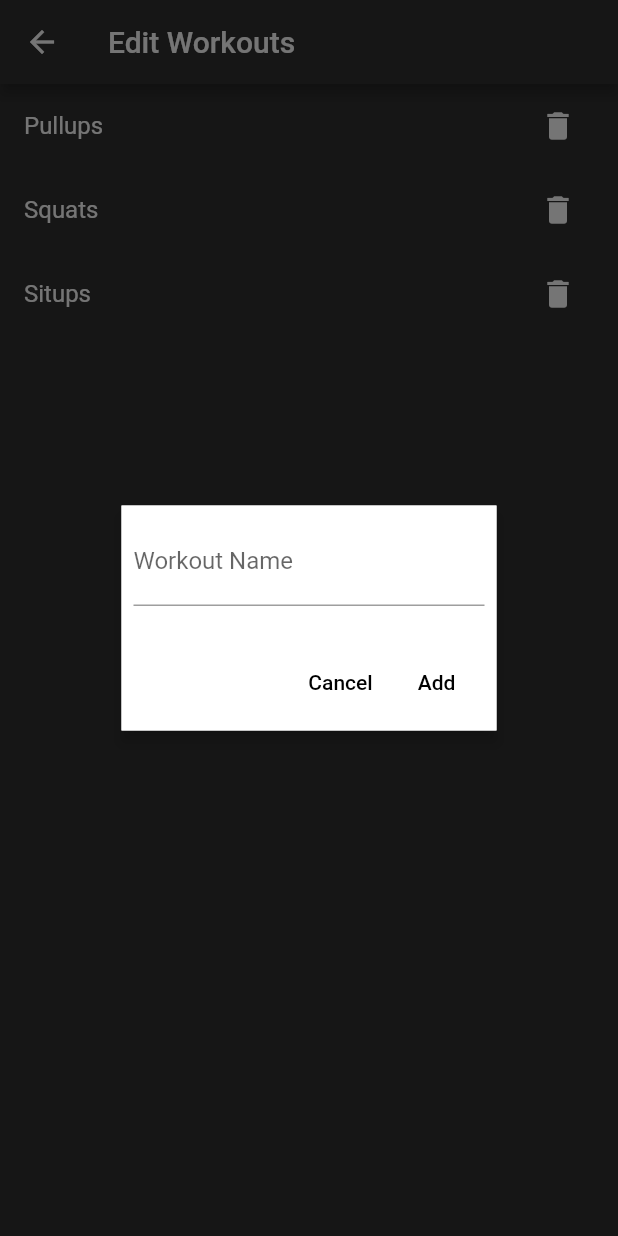
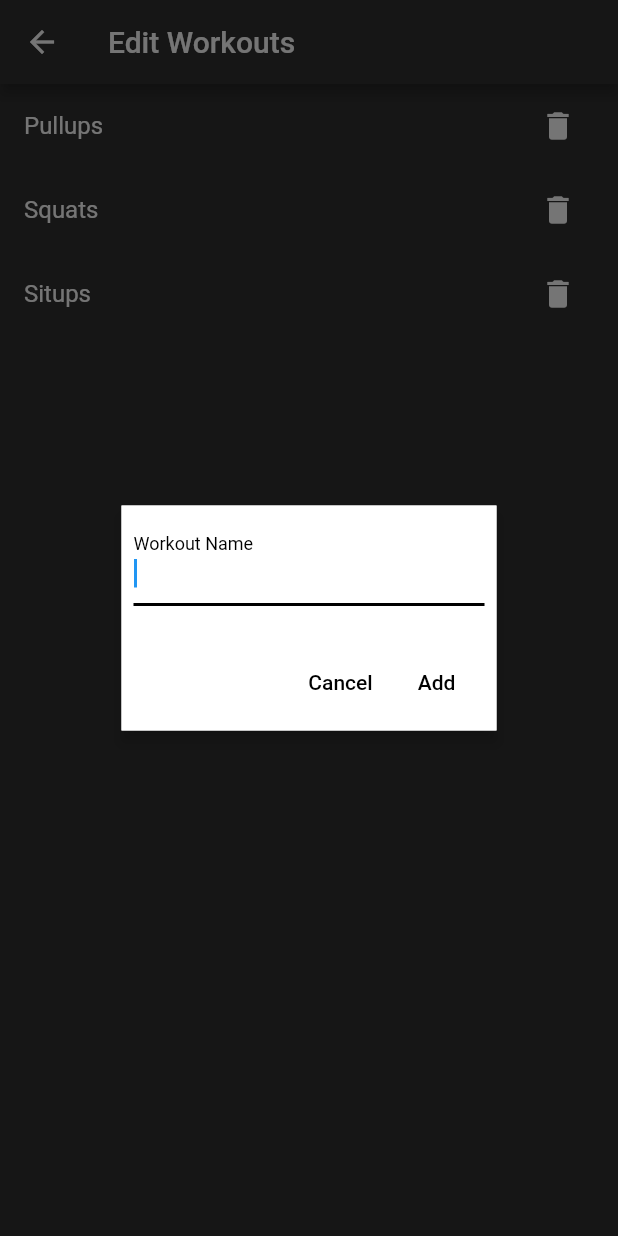
Before and after one commit to fourman-alex/Drillz, a Flutter app: the EditWorkoutsPage screen opened directly, after a tap on the "delete" icon, after a tap on the "add" icon, on a phone screen of 412 x 824 dp. Run offline on Flutter 3.47's test engine with Material 2 defaults, Android fonts, the phone set to English and light mode, and no system bars; our stand-ins replace audioplayers, equatable, shared_preferences, wakelock; missing offline and left inert: clippy_flutter; accounts and stored records are empty; project files that could hold a hidden picture were left out.

Commit message:
text field now has auto focus

```diff
--- a/lib/edit_workouts_page.dart
+++ b/lib/edit_workouts_page.dart
@@ -92,8 +92,9 @@ class _AddTypeDialogState extends State<_AddTypeDialog> {
               mainAxisAlignment: MainAxisAlignment.spaceBetween,
               children: [
                 TextField(
+                  autofocus: true,
                   controller: _textController,
-                  decoration: InputDecoration(labelText: 'Workout Name'),
+                  decoration: const InputDecoration(labelText: 'Workout Name'),
                 ),
                 Row(
                   mainAxisAlignment: MainAxisAlignment.end,
```
